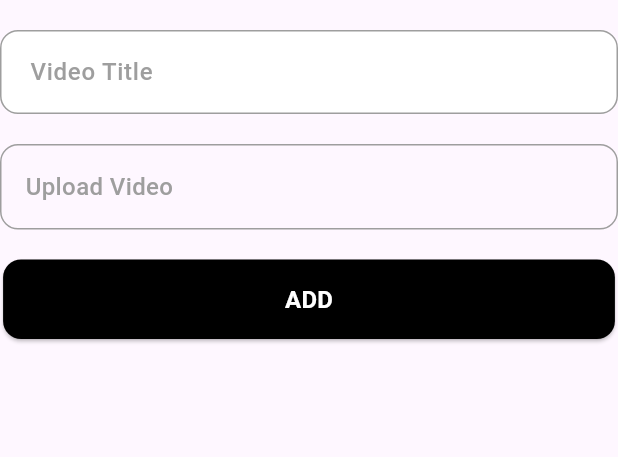
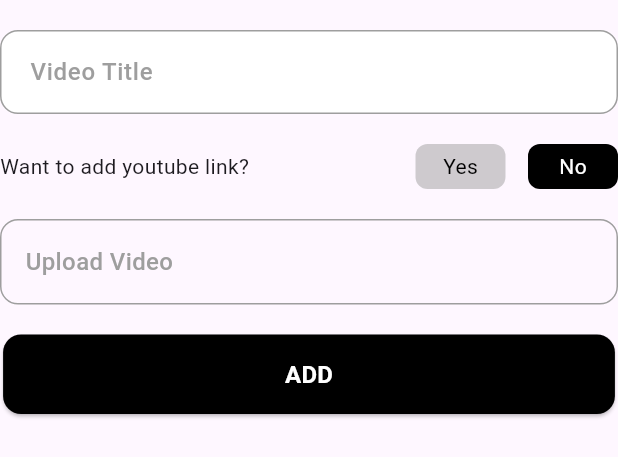
Before and after one commit to uttamkajavadra/pjspaul_admin, a Flutter app: the LifeChangingMessageForm widget shown alone on an empty page, opened directly, on a phone screen of 412 x 824 dp. Shown: the top 457 px of the screen. Run offline on Flutter 3.47's test engine with Material 3 defaults, Android fonts, the phone set to English and light mode, and no system bars; our stand-ins replace cloud_firestore, file_picker, firebase_core, firebase_storage, get; accounts and stored records are empty.

Commit message:
admin issue fixed

```diff
--- a/lib/controller/beliver_registration/beliver_registration_controller.dart
+++ b/lib/controller/beliver_registration/beliver_registration_controller.dart
@@ -24,7 +24,7 @@ class BeliverRegistrationController extends GetxController{
       listData.clear();
       snapshot.docs.forEach((doc) {
         var data = doc.data();
-        listData.add([data["name"], data["location"], data["contact"], data["Age"], data["profession"]]);
+        listData.add([data["name"], data["location"], data["contact"], data["birth_date"], data["profession"]]);
       });
       isGo.value = true;
     });
--- a/lib/view/page/beliver_spritual_content/tabs/life_changing_message_form.dart
+++ b/lib/view/page/beliver_spritual_content/tabs/life_changing_message_form.dart
@@ -6,6 +6,7 @@ import 'package:pjspaul_admin/view/widget/custom_button.dart';
 import 'package:pjspaul_admin/view/widget/custom_text_form_field.dart';
 import 'package:pjspaul_admin/view/widget/custom_toast.dart';
 import 'package:pjspaul_admin/view/widget/custom_upload_file.dart';
+import 'package:pjspaul_admin/view/widget/custom_yes_no.dart';
 
 class LifeChangingMessageForm extends StatelessWidget {
   const LifeChangingMessageForm({super.key});
@@ -30,7 +31,24 @@ class LifeChangingMessageForm extends StatelessWidget {
           const SizedBox(
             height: 20,
           ),
+          Obx(
+            () {
+              return CustomYesNo(
+                isYoutube: controller.isYoutube.value,
+                onTap: (status){
+                  controller.isYoutube.value = status;
+                  controller.youtubeVideoController.text = "";
+                });
+            }
+          ),
+          const SizedBox(height: 20,),
           Obx(() {
+            if(controller.isYoutube.value){
+              return CustomTextFormField(
+              controller: controller.youtubeVideoController,
+              labelText: "Youtube Link",
+              validator: (value) => Validator.validateNull("Youtube Link", value));
+            }
             return CustomUploadFile(
               onTap: () {
                 controller.pickFile();
@@ -46,7 +64,7 @@ class LifeChangingMessageForm extends StatelessWidget {
           CustomElevatedButton(
               onPressed: () {
                 if (controller.lifeMessgaeForm.currentState!.validate()) {
-                  if (controller.selectedFile.value != null) {
+                  if (controller.youtubeVideoController.text.isNotEmpty || controller.selectedFile.value != null) {
                     controller.addLifeMessage(context);
                   } else {
                     CustomToast.instance.showMsg("Please fill all the details");
--- /dev/null
+++ b/lib/view/widget/custom_yes_no.dart
@@ -0,0 +1,47 @@
+import 'package:flutter/material.dart';
+
+class CustomYesNo extends StatelessWidget {
+  const CustomYesNo({
+    required this.isYoutube,
+    required this.onTap,
+    super.key});
+  final bool isYoutube;
+  final Function(bool) onTap;
+  @override
+  Widget build(BuildContext context) {
+    return Row(
+                children: [
+                  Expanded(child: Text("Want to add youtube link?")),
+                  GestureDetector(
+                    onTap: ()=>onTap(true),
+                    child: Container(
+                      width: 60,
+                      height: 30,
+                      // padding: EdgeInsets.symmetric(horizontal: 10, vertical: 2),
+                      alignment: Alignment.center,
+                      decoration: BoxDecoration(
+                        color: (isYoutube)?Colors.black:Colors.grey.withOpacity(0.5),
+                        borderRadius: BorderRadius.circular(8)
+                      ),
+                      child: Text("Yes", style: TextStyle(color: (isYoutube)?Colors.white:Colors.black),),
+                    ),
+                  ),
+                  const SizedBox(width: 15,),
+                  GestureDetector(
+                    onTap: ()=>onTap(false),
+                    child: Container(
+                      width: 60,
+                      height: 30,
+                      // padding: EdgeInsets.symmetric(horizontal: 10, vertical: 2),
+                      alignment: Alignment.center,
+                      decoration: BoxDecoration(
+                        color: (!isYoutube)?Colors.black:Colors.grey.withOpacity(0.5),
+                        borderRadius: BorderRadius.circular(8)
+                      ),
+                      child: Text("No", style: TextStyle(color: (!isYoutube)?Colors.white:Colors.black),),
+                    ),
+                  )
+                ],
+              );
+  }
+}
```
Also changed, not shown: lib/controller/beliver_spritual_content/beliver_spritual_content_controller.dart (+36 -16 lines), lib/view/page/beliver_spritual_content/tabs/short_message_form.dart (+38 -1 lines), lib/view/page/beliver_spritual_content/tabs/today_blessing_form.dart (+20 -1 lines), lib/view/page/main/main_screen.dart (+15 -11 lines), pubspec.lock.
